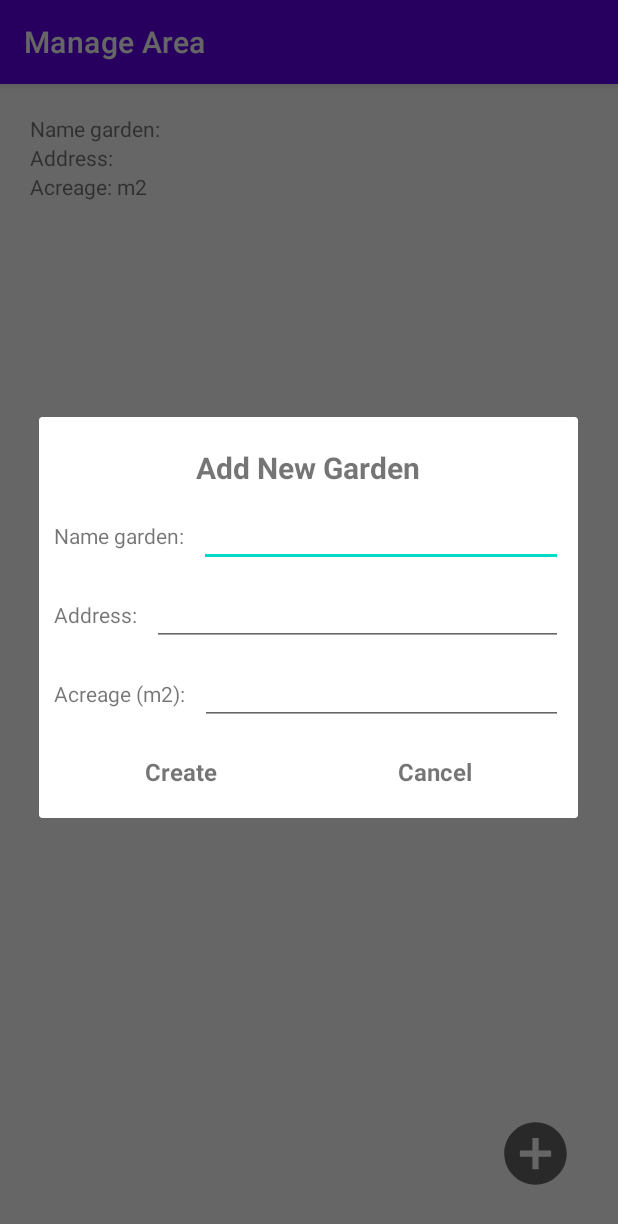
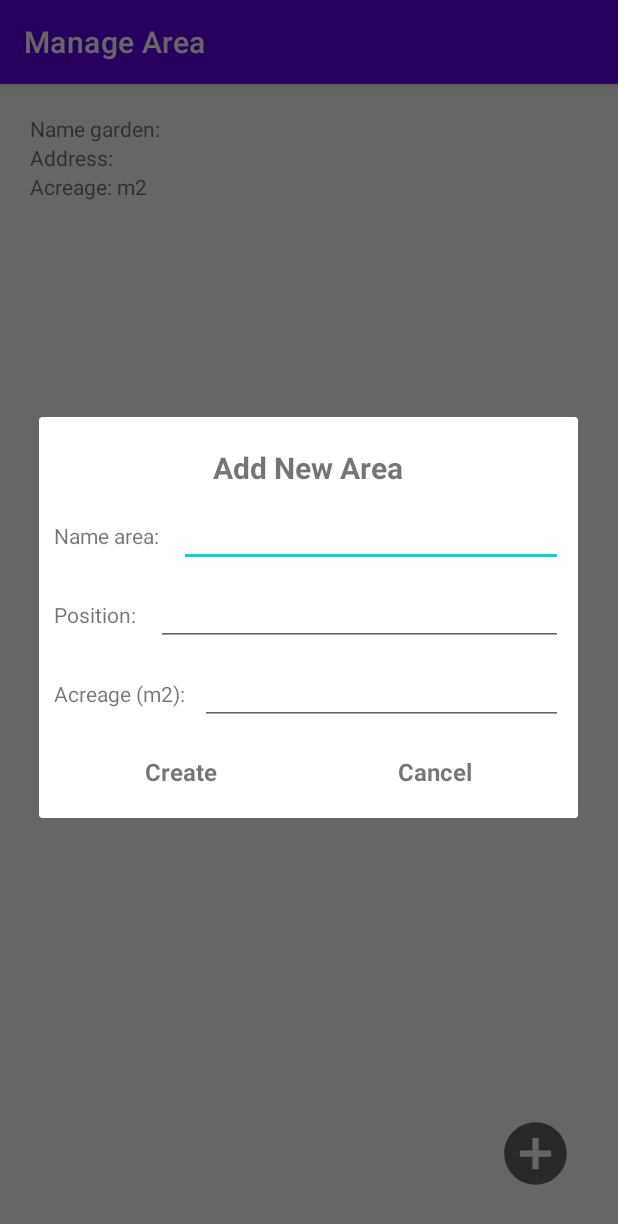
Before and after one commit to yene183861/SmartGarden-IoT, an Android app: the AreaManageActivity screen opened directly, with no data from a screen before it, after a tap on an icon or button, on a phone screen of 412 x 824 dp. Shown: the top 1224 px of the screen. Run offline under Robolectric (Android 15) with nearby library versions, the phone set to English and light mode, and no system bars; 4 statements that could not run were skipped.

Commit message:
update ui

```diff
--- a/app/src/main/java/vn/hust/soict/project/iotapp/api/ApiService.java
+++ b/app/src/main/java/vn/hust/soict/project/iotapp/api/ApiService.java
@@ -41,7 +41,8 @@ public interface ApiService {
     @POST("/areas/create")
     Call<Area> createArea(@Header("token") String token, @Body Area area);
 
-
     @GET("/devices")
     Call<List<Device>> getDeviceList(@Header("token") String token, @Query("areaId") String id);
+    @POST("/devices/create")
+    Call<Device> createDevices(@Header("token") String token, @Body Device device);
 }
--- a/app/src/main/java/vn/hust/soict/project/iotapp/api/RetrofitInstance.java
+++ b/app/src/main/java/vn/hust/soict/project/iotapp/api/RetrofitInstance.java
@@ -8,7 +8,7 @@ import retrofit2.converter.gson.GsonConverterFactory;
 
 public class RetrofitInstance {
 
-    public static String BASE_URL = "http://192.168.1.5:3000";
+    public static String BASE_URL = "http://192.168.1.5:3002";
     private static Retrofit retrofit;
 
     public static Retrofit getRetrofitClient() {
--- a/app/src/main/java/vn/hust/soict/project/iotapp/ui/AreaManageActivity.java
+++ b/app/src/main/java/vn/hust/soict/project/iotapp/ui/AreaManageActivity.java
@@ -2,6 +2,7 @@ package vn.hust.soict.project.iotapp.ui;
 
 import android.content.Intent;
 import android.os.Bundle;
+import android.util.Log;
 import android.view.View;
 import android.widget.EditText;
 import android.widget.ImageView;
@@ -95,9 +96,13 @@ public class AreaManageActivity extends AppCompatActivity implements AreaListAda
         EditText enterAcreage = dialogView.findViewById(R.id.enterAcreage);
         TextView btnCreateArea = dialogView.findViewById(R.id.btnCreate);
         TextView btnCancelArea = dialogView.findViewById(R.id.btnCancel);
+        TextView txtViewName = dialogView.findViewById(R.id.txtViewName);
+        TextView txtViewPosition = dialogView.findViewById(R.id.txtViewPosition);
         //TextView enterArea = dialogView.findViewById(R.id.enterArea);
         //enterArea.setVisibility(View.GONE);
-
+        addAreaTitleDialog.setText("Add New Area");
+        txtViewName.setText("Name area: ");
+        txtViewPosition.setText("Position: ");
 
         if (isEdit) {
             addAreaTitleDialog.setText("Update information area");
@@ -130,6 +135,7 @@ public class AreaManageActivity extends AppCompatActivity implements AreaListAda
                     areaListViewModel.updateArea(areaForEdit);
                 } else {
                     //call view model
+                    Log.e("id",garden.getId());
                     Area area = new Area(garden.getId(), name, position, acreage);
                     areaListViewModel.insertArea(area);
                 }
--- a/app/src/main/res/layout/dialog_add_garden.xml
+++ b/app/src/main/res/layout/dialog_add_garden.xml
@@ -23,6 +23,7 @@
         android:orientation="horizontal">
 
         <TextView
+            android:id="@+id/txtViewName"
             android:layout_width="wrap_content"
             android:layout_height="wrap_content"
             android:text="Name garden:" />
@@ -43,6 +44,7 @@
         android:orientation="horizontal">
 
         <TextView
+            android:id="@+id/txtViewPosition"
             android:layout_width="wrap_content"
             android:layout_height="wrap_content"
             android:text="Address:" />
```
Also changed, not shown: app/src/main/java/vn/hust/soict/project/iotapp/ui/DeviceManageActivity.java (+7 -7 lines).
